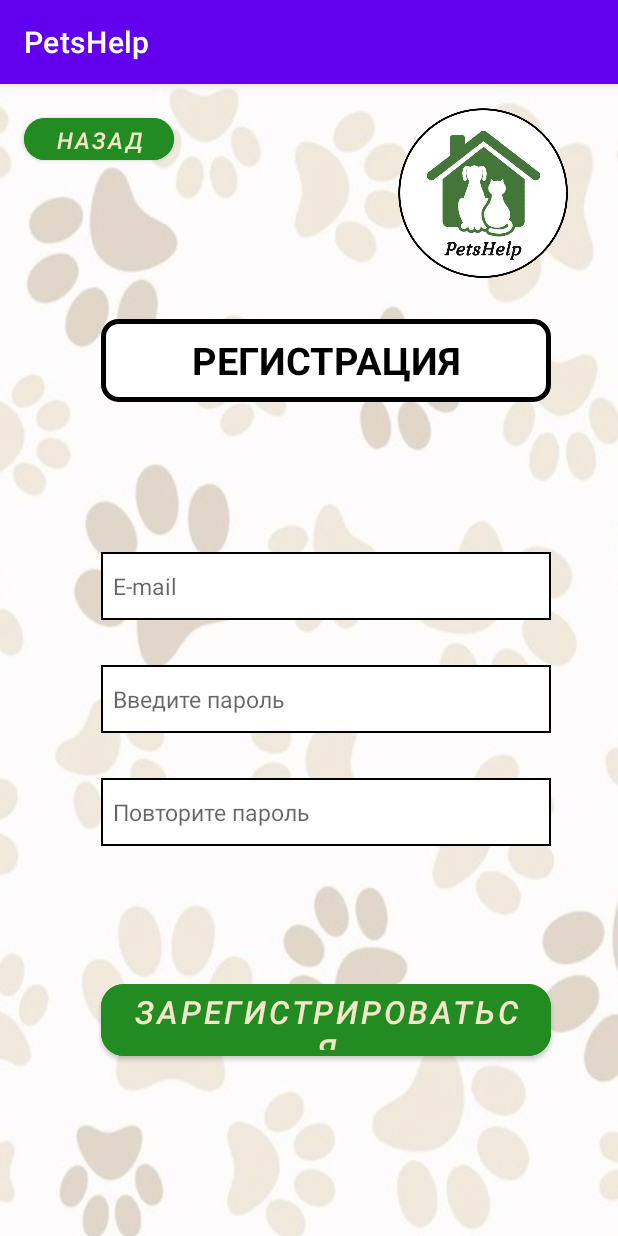
After one commit to alina399/Diplom, an Android app: the SignUp screen opened directly, with no data from a screen before it, on a phone screen of 412 x 824 dp. The commit adds this screen. Run offline under Robolectric (Android 15) with nearby library versions, the phone set to English and light mode, and no system bars; our stand-ins replace Firebase (no records; nobody signed in at launch, a user with empty details on screens opened directly).

Commit message:
Подключение и настройка FireBase Аутентификация; создание активности авторизации и регистрации

```diff
--- a/app/build.gradle
+++ b/app/build.gradle
@@ -1,5 +1,6 @@
 plugins {
     id 'com.android.application'
+    id 'com.google.gms.google-services'
 }
 
 android {
@@ -32,6 +33,8 @@ dependencies {
     implementation 'androidx.appcompat:appcompat:1.3.0'
     implementation 'com.google.android.material:material:1.4.0'
     implementation 'androidx.constraintlayout:constraintlayout:2.0.4'
+    implementation 'com.google.firebase:firebase-analytics:20.1.2'
+    implementation 'com.google.firebase:firebase-auth:21.0.3'
     testImplementation 'junit:junit:4.13.2'
     androidTestImplementation 'androidx.test.ext:junit:1.1.3'
     androidTestImplementation 'androidx.test.espresso:espresso-core:3.4.0'
--- /dev/null
+++ b/app/src/main/java/com/example/petshelp/SignUp.java
@@ -0,0 +1,72 @@
+package com.example.petshelp;
+
+import androidx.annotation.NonNull;
+import androidx.appcompat.app.AppCompatActivity;
+
+import android.content.Intent;
+import android.os.Bundle;
+import android.provider.ContactsContract;
+import android.view.View;
+import android.widget.Button;
+import android.widget.EditText;
+import android.widget.Toast;
+
+import com.google.android.gms.tasks.OnCompleteListener;
+import com.google.android.gms.tasks.Task;
+import com.google.firebase.auth.AuthResult;
+import com.google.firebase.auth.FirebaseAuth;
+
+public class SignUp extends AppCompatActivity {
+
+    EditText Email;
+    EditText Password;
+    EditText Password2;
+
+    @Override
+    protected void onCreate(Bundle savedInstanceState) {
+        super.onCreate(savedInstanceState);
+        setContentView(R.layout.activity_sign_up);
+        Email = (EditText) findViewById(R.id.email);
+        Password = (EditText) findViewById(R.id.password);
+        Password2 = (EditText) findViewById(R.id.password2);
+
+    }
+
+
+    public void ToMainActivity(View view) {
+        Intent intent = new Intent(SignUp.this, MainActivity.class);
+        startActivity(intent);
+        finish();
+    }
+
+    public void signup(View view) {
+        String EmailStr = Email.getText().toString();
+        String PasswordStr = Password.getText().toString();
+        String Password2Str = Password2.getText().toString();
+        if (EmailStr.equals("")){Toast.makeText(SignUp.this, "Заполните Email", Toast.LENGTH_SHORT).show(); return;}
+        if (PasswordStr.equals("")){Toast.makeText(SignUp.this, "Заполните Пароль", Toast.LENGTH_SHORT).show(); return;}
+        if (Password2Str.equals("")){Toast.makeText(SignUp.this, "Заполните пароль2", Toast.LENGTH_SHORT).show(); return;}
+        if(PasswordStr.equals(Password2Str)){
+        FirebaseAuth auth = FirebaseAuth.getInstance();
+        FirebaseAuth.getInstance().createUserWithEmailAndPassword(EmailStr, PasswordStr).addOnCompleteListener(new OnCompleteListener<AuthResult>() {
+            @Override
+            public void onComplete(@NonNull Task<AuthResult> task) {
+                if (task.isSuccessful()){
+                    Toast.makeText(getApplicationContext(), "Вы зарегестрированы!", Toast.LENGTH_SHORT).show();
+                    Intent intent = new Intent(SignUp.this, MainActivity.class);
+                    startActivity(intent);
+                    finish();
+                }else{
+                    Toast.makeText(SignUp.this, "Регистрация не выполнена!", Toast.LENGTH_SHORT).show();
+                    Intent intent = new Intent(SignUp.this, MainActivity.class);
+                    startActivity(intent);
+                    finish();
+                }
+
+            }
+        });
+    }else {
+            Toast.makeText(SignUp.this, "Пароли не совпадают!", Toast.LENGTH_SHORT).show();
+        }
+    }
+}
--- a/app/src/main/res/drawable/shape_2.xml
+++ b/app/src/main/res/drawable/shape_2.xml
@@ -1,8 +1,7 @@
 <shape xmlns:android="http://schemas.android.com/apk/res/android"
     android:shape="rectangle" >
-    <solid android:color="@color/orange" />
-    <corners android:radius="10dp"/>
+    <solid android:color="@color/white" />
     <size android:width="200dp"/>
     <size android:height="25dp"/>
-    <stroke android:width="3dp" android:color="@color/black"/>
+    <stroke android:width="1dp" android:color="@color/black"/>
 </shape>
--- /dev/null
+++ b/app/src/main/res/layout/activity_sign_up.xml
@@ -0,0 +1,177 @@
+<?xml version="1.0" encoding="utf-8"?>
+<androidx.constraintlayout.widget.ConstraintLayout
+    xmlns:android="http://schemas.android.com/apk/res/android"
+    xmlns:app="http://schemas.android.com/apk/res-auto"
+    xmlns:tools="http://schemas.android.com/tools"
+    android:layout_width="match_parent"
+    android:layout_height="match_parent"
+    android:background="@drawable/fon"
+    tools:context=".SignUp">
+
+
+
+        <TextView
+            android:id="@+id/textView"
+            android:layout_width="300dp"
+            android:layout_height="55dp"
+            android:background="@drawable/shape"
+            android:gravity="center"
+            android:text="РЕГИСТРАЦИЯ"
+            android:textColor="@color/black"
+            android:textSize="25dp"
+            android:textStyle="bold"
+            app:layout_constraintBottom_toBottomOf="parent"
+            app:layout_constraintEnd_toEndOf="parent"
+            app:layout_constraintHorizontal_bias="0.603"
+            app:layout_constraintStart_toStartOf="parent"
+            app:layout_constraintTop_toTopOf="parent"
+            app:layout_constraintVertical_bias="0.22"
+
+            />
+
+        <EditText
+            android:layout_width="300dp"
+            android:layout_height="45dp"
+            android:background="@drawable/shape_2"
+            android:hint="  Фамилия"
+            android:inputType="textEmailAddress"
+            android:textAlignment="textStart"
+            android:textSize="15dp"
+            app:layout_constraintBottom_toBottomOf="parent"
+            app:layout_constraintEnd_toEndOf="parent"
+            app:layout_constraintHorizontal_bias="0.603"
+            app:layout_constraintStart_toStartOf="parent"
+            app:layout_constraintTop_toTopOf="parent"
+            app:layout_constraintVertical_bias="0.432" />
+
+        <EditText
+            android:layout_width="300dp"
+            android:layout_height="45dp"
+            android:background="@drawable/shape_2"
+            android:hint="  Имя"
+            android:inputType="textEmailAddress"
+            android:textAlignment="textStart"
+            android:textSize="15dp"
+            app:layout_constraintBottom_toBottomOf="parent"
+            app:layout_constraintEnd_toEndOf="parent"
+            app:layout_constraintHorizontal_bias="0.603"
+            app:layout_constraintStart_toStartOf="parent"
+            app:layout_constraintTop_toTopOf="parent"
+            app:layout_constraintVertical_bias="0.432" />
+
+        <EditText
+            android:id="@+id/textFieldLogin"
+            android:layout_width="300dp"
+            android:layout_height="45dp"
+            android:background="@drawable/shape_2"
+            android:hint="  Отчество"
+            android:inputType="textEmailAddress"
+            android:textAlignment="textStart"
+            android:textSize="15dp"
+            app:layout_constraintBottom_toBottomOf="parent"
+            app:layout_constraintEnd_toEndOf="parent"
+            app:layout_constraintHorizontal_bias="0.603"
+            app:layout_constraintStart_toStartOf="parent"
+            app:layout_constraintTop_toTopOf="parent"
+            app:layout_constraintVertical_bias="0.432" />
+
+        <EditText
+            android:id="@+id/email"
+            android:layout_width="300dp"
+            android:layout_height="45dp"
+            android:background="@drawable/shape_2"
+            android:hint="  E-mail"
+            android:inputType="textEmailAddress"
+            android:textAlignment="textStart"
+            android:textSize="15dp"
+            app:layout_constraintBottom_toBottomOf="parent"
+            app:layout_constraintEnd_toEndOf="parent"
+            app:layout_constraintHorizontal_bias="0.603"
+            app:layout_constraintStart_toStartOf="parent"
+            app:layout_constraintTop_toTopOf="parent"
+            app:layout_constraintVertical_bias="0.432" />
+
+        <EditText
+            android:id="@+id/password"
+            android:layout_width="300dp"
+            android:layout_height="45dp"
+            android:background="@drawable/shape_2"
+            android:ems="10"
+            android:hint="  Введите пароль"
+            android:inputType="textEmailAddress"
+            android:password="true"
+            android:textSize="15dp"
+            app:layout_constraintBottom_toBottomOf="parent"
+            app:layout_constraintEnd_toEndOf="parent"
+            app:layout_constraintHorizontal_bias="0.603"
+            app:layout_constraintStart_toStartOf="parent"
+            app:layout_constraintTop_toTopOf="parent"
+            app:layout_constraintVertical_bias="0.536" />
+
+        <EditText
+            android:id="@+id/password2"
+            android:layout_width="300dp"
+            android:layout_height="45dp"
+            android:background="@drawable/shape_2"
+            android:ems="10"
+            android:hint="  Повторите пароль"
+            android:inputType="textEmailAddress"
+            android:password="true"
+            android:textSize="15dp"
+            app:layout_constraintBottom_toBottomOf="parent"
+            app:layout_constraintEnd_toEndOf="parent"
+            app:layout_constraintHorizontal_bias="0.603"
+            app:layout_constraintStart_toStartOf="parent"
+            app:layout_constraintTop_toTopOf="parent"
+            app:layout_constraintVertical_bias="0.64" />
+
+    <Button
+        android:id="@+id/signup_btn"
+        android:layout_width="300dp"
+        android:layout_height="60dp"
+        android:layout_gravity="center"
+        android:backgroundTint="@color/green"
+        android:onClick="signup"
+        android:text="ЗАРЕГИСТРИРОВАТЬСЯ"
+        android:textColor="@color/bejev"
+        android:textSize="21dp"
+        android:textStyle="italic"
+        app:cornerRadius="15dp"
+        app:layout_constraintBottom_toBottomOf="parent"
+        app:layout_constraintEnd_toEndOf="parent"
+        app:layout_constraintHorizontal_bias="0.603"
+        app:layout_constraintStart_toStartOf="parent"
+        app:layout_constraintTop_toTopOf="parent"
+        app:layout_constraintVertical_bias="0.839" />
+
+    <Button
+        android:layout_width="100dp"
+        android:layout_height="40dp"
+        android:backgroundTint="@color/green"
+        android:onClick="ToMainActivity"
+        android:text="НАЗАД"
+        android:textColor="@color/bejev"
+        android:textSize="15dp"
+        android:textStyle="italic"
+        app:cornerRadius="15dp"
+        app:layout_constraintBottom_toBottomOf="parent"
+        app:layout_constraintEnd_toEndOf="parent"
+        app:layout_constraintHorizontal_bias="0.051"
+        app:layout_constraintStart_toStartOf="parent"
+        app:layout_constraintTop_toTopOf="parent"
+
+        app:layout_constraintVertical_bias="0.023" />
+
+        <ImageView
+            android:layout_width="120dp"
+            android:layout_height="113dp"
+            android:src="@drawable/lable"
+            app:layout_constraintBottom_toBottomOf="parent"
+            app:layout_constraintEnd_toEndOf="parent"
+            app:layout_constraintHorizontal_bias="0.897"
+            app:layout_constraintStart_toStartOf="parent"
+            app:layout_constraintTop_toTopOf="parent"
+            app:layout_constraintVertical_bias="0.024" />
+
+
+</androidx.constraintlayout.widget.ConstraintLayout>
--- a/app/src/main/res/values/strings.xml
+++ b/app/src/main/res/values/strings.xml
@@ -1,3 +1,5 @@
 <resources>
     <string name="app_name">PetsHelp</string>
+    <string name="auth">ЛИЧНЫЙ КАБИНЕТ</string>
+
 </resources>
--- a/app/src/main/res/values/themes.xml
+++ b/app/src/main/res/values/themes.xml
@@ -21,4 +21,5 @@
         <item name="android:windowBackground">@drawable/splash</item>
         <item name="android:windowFullscreen">true</item>
     </style>
+
 </resources>
--- a/build.gradle
+++ b/build.gradle
@@ -1,4 +1,8 @@
-// Top-level build file where you can add configuration options common to all sub-projects/modules.
+buildscript {
+    dependencies {
+        classpath 'com.google.gms:google-services:4.3.10'
+    }
+}// Top-level build file where you can add configuration options common to all sub-projects/modules.
 plugins {
     id 'com.android.application' version '7.1.3' apply false
     id 'com.android.library' version '7.1.3' apply false
```
Also changed, not shown: app/src/main/AndroidManifest.xml (+13 -8 lines), app/src/main/java/com/example/petshelp/MainActivity.java (+25 -0 lines), app/src/main/java/com/example/petshelp/PersonalActivity.java (added, +14 -0 lines), app/src/main/java/com/example/petshelp/SignIn.java (added, +52 -0 lines), app/src/main/res/layout/activity_main.xml (+27 -45 lines), app/src/main/res/layout/activity_personal.xml (added, +9 -0 lines), app/src/main/res/layout/activity_sign_in.xml (added, +113 -0 lines), 1 other file.
